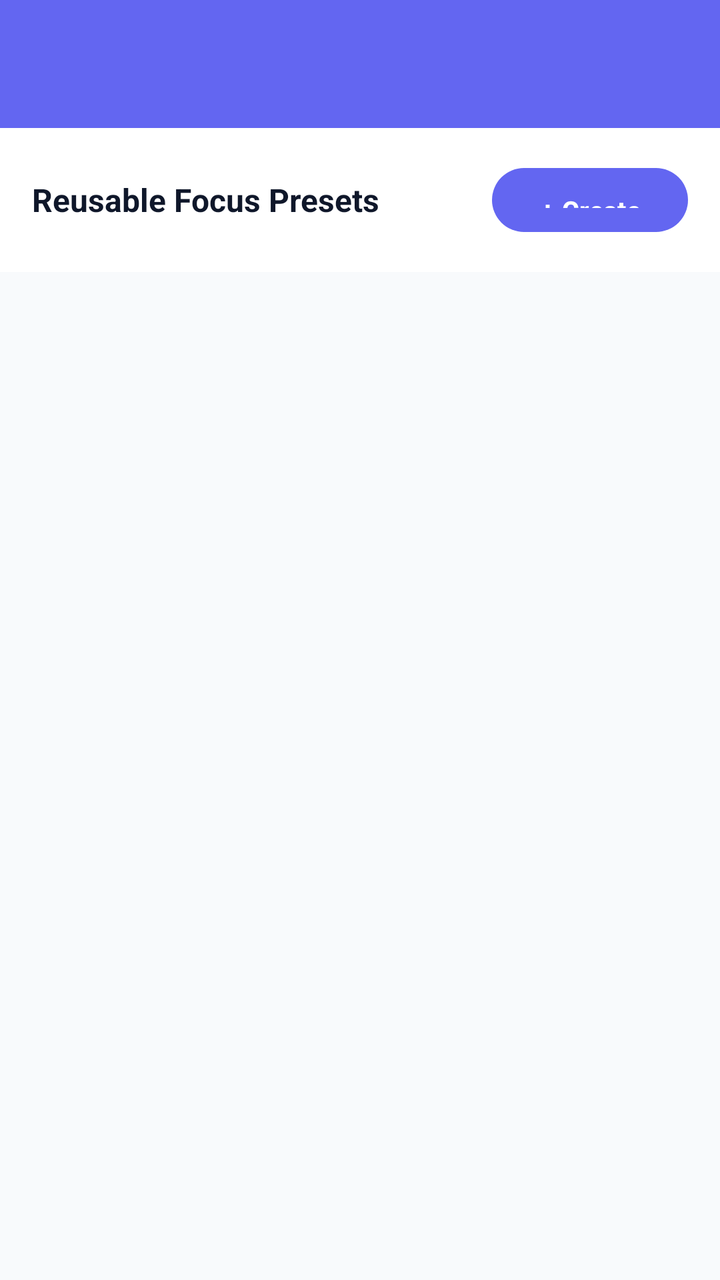
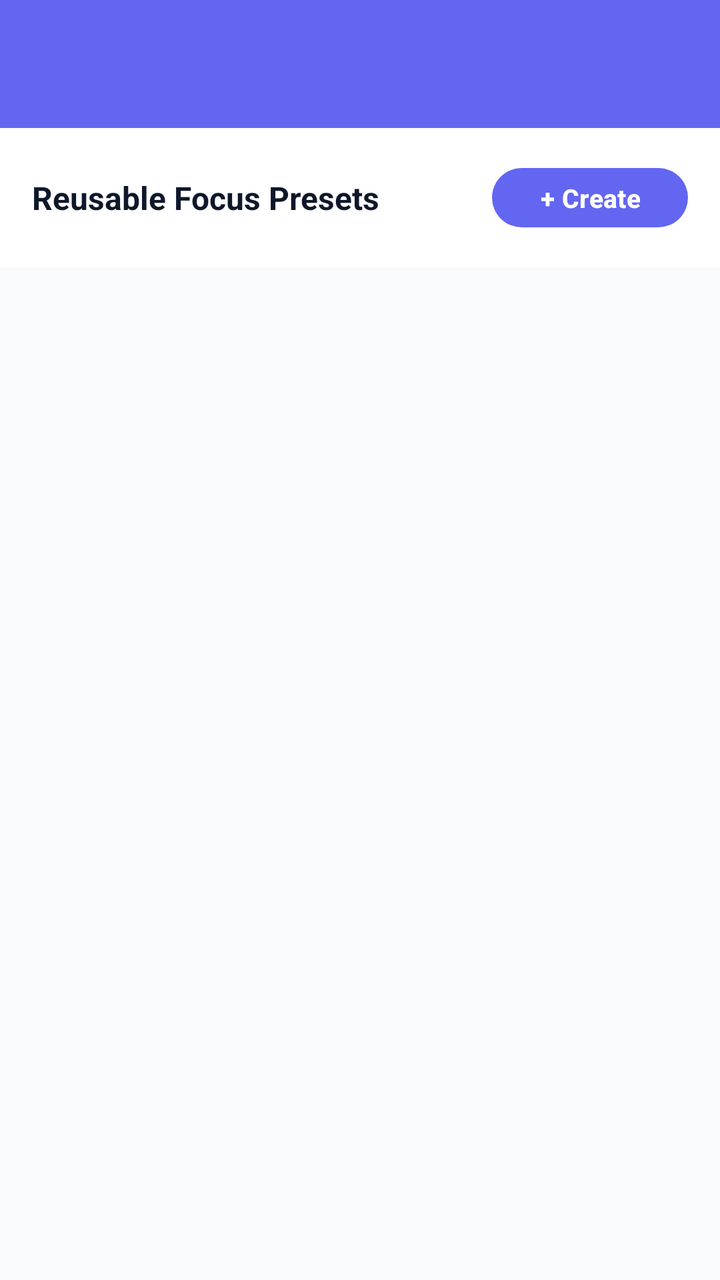

Before-and-after screenshots of an Android layout around one commit, followed by the original layout XML and the change that was made.
<!-- AndroidManifest.xml: application theme Theme.StayFocused -->
<!-- res/layout/activity_presets.xml -->
<?xml version="1.0" encoding="utf-8"?>
<LinearLayout xmlns:android="http://schemas.android.com/apk/res/android"
    xmlns:app="http://schemas.android.com/apk/res-auto"
    xmlns:tools="http://schemas.android.com/tools"
    android:layout_width="match_parent"
    android:layout_height="match_parent"
    android:orientation="vertical"
    android:background="@color/bg_light">

    <androidx.appcompat.widget.Toolbar
        android:id="@+id/toolbar"
        android:layout_width="match_parent"
        android:layout_height="?attr/actionBarSize"
        android:background="@color/brand_primary"
        android:title="Smart Focus Presets"
        android:titleTextColor="@color/white" />

    <LinearLayout
        android:layout_width="match_parent"
        android:layout_height="wrap_content"
        android:orientation="horizontal"
        android:gravity="center_vertical"
        android:padding="16dp"
        android:background="@color/card_surface">

        <TextView
            android:layout_width="0dp"
            android:layout_height="wrap_content"
            android:layout_weight="1"
            android:text="Reusable Focus Presets"
            android:textColor="@color/text_primary"
            android:textSize="16sp"
            android:textStyle="bold" />

        <Button
            android:id="@+id/btnAddCustomPreset"
            style="@style/PrimaryButton"
            android:layout_width="wrap_content"
            android:layout_height="40dp"
            android:text="+ Create"
            android:textSize="13sp" />
    </LinearLayout>

    <ScrollView
        android:layout_width="match_parent"
        android:layout_height="0dp"
        android:layout_weight="1"
        android:clipToPadding="false"
        android:padding="16dp">

        <LinearLayout
            android:id="@+id/containerPresets"
            android:layout_width="match_parent"
            android:layout_height="wrap_content"
            android:orientation="vertical" />
    </ScrollView>

</LinearLayout>
<!-- resources referenced by this layout -->
<resources>
  <color name="bg_light">#F8FAFC</color>
  <color name="brand_primary">#6366F1</color>
  <color name="card_surface">#FFFFFF</color>
  <color name="text_primary">#0F172A</color>
  <color name="white">#FFFFFF</color>
  <style name="PrimaryButton" parent="Widget.Material3.Button">
          <item name="backgroundTint">@color/brand_primary</item>
          <item name="cornerRadius">18dp</item>
          <item name="android:textAllCaps">false</item>
          <item name="android:textSize">15sp</item>
          <item name="android:textStyle">bold</item>
          <item name="android:textColor">@color/white</item>
          <item name="android:minHeight">48dp</item>
          <item name="android:paddingTop">12dp</item>
          <item name="android:paddingBottom">12dp</item>
      </style>
  <style name="Theme.StayFocused" parent="Theme.Material3.DayNight.NoActionBar">
          <item name="colorPrimary">@color/brand_primary</item>
          <item name="colorPrimaryDark">@color/brand_primary_dark</item>
          <item name="colorSecondary">@color/secondary_teal</item>
          <item name="colorTertiary">@color/warning_amber</item>
          <item name="colorError">@color/strict_red</item>
          <item name="android:windowBackground">@color/bg_light</item>
          <item name="android:statusBarColor">@color/bg_light</item>
          <item name="android:navigationBarColor">@color/bg_light</item>
      </style>
  <color name="brand_primary_dark">#4F46E5</color>
  <color name="secondary_teal">#14B8A6</color>
  <color name="warning_amber">#F59E0B</color>
  <color name="strict_red">#EF4444</color>
</resources>

<!-- the commit's change to res/layout/activity_presets.xml (unified diff, before → after) -->
@@ -34,9 +34,9 @@
 
         <Button
             android:id="@+id/btnAddCustomPreset"
-            style="@style/PrimaryButton"
+            style="@style/PrimaryButtonCompact"
             android:layout_width="wrap_content"
-            android:layout_height="40dp"
+            android:layout_height="wrap_content"
             android:text="+ Create"
             android:textSize="13sp" />
     </LinearLayout>
<!-- resource entries referenced after the edit -->
@@ -5,6 +5,11 @@
   <color name="card_surface">#FFFFFF</color>
   <color name="text_primary">#0F172A</color>
   <color name="white">#FFFFFF</color>
+  <style name="PrimaryButtonCompact" parent="PrimaryButton">
+          <item name="android:minHeight">36dp</item>
+          <item name="android:paddingTop">6dp</item>
+          <item name="android:paddingBottom">6dp</item>
+      </style>
   <style name="PrimaryButton" parent="Widget.Material3.Button">
           <item name="backgroundTint">@color/brand_primary</item>
           <item name="cornerRadius">18dp</item>
